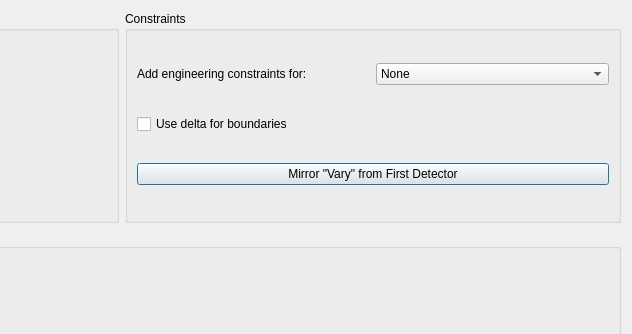
Qt form hexrdgui/resources/ui/calibration_dialog.ui (HEXRD/hexrdgui) before a commit; both pictures show x 388 to 1020 and y 0 to 334 of the 1020 by 940 pixel window.
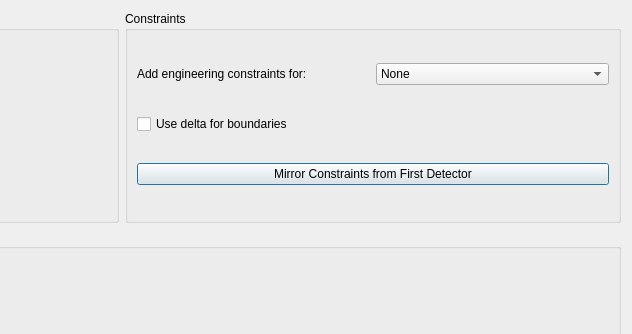
The same form after that commit. Icons and pictures are not drawn. Custom widgets are drawn as their Qt base class.

Commit message:
Mirror delta parameters from first detector
In addition to mirroring the "Vary" checkboxes, the button to mirror
constraint settings from the first detector within the calibration dialog
now also mirrors delta parameters if the user is using delta
boundaries.

Patch:
```diff
--- a/hexrdgui/resources/ui/calibration_dialog.ui
+++ b/hexrdgui/resources/ui/calibration_dialog.ui
@@ -60,7 +60,7 @@
          <string>&lt;html&gt;&lt;head/&gt;&lt;body&gt;&lt;p&gt;If clicked, the &amp;quot;Vary&amp;quot; statuses of the first detector's tilt/translation parameters will be copied to all other detectors' tilt/translation parameters.&lt;/p&gt;&lt;p&gt;This is helpful if you have many detectors and want to modify all of their &amp;quot;Vary&amp;quot; settings in a similar way.&lt;/p&gt;&lt;/body&gt;&lt;/html&gt;</string>
         </property>
         <property name="text">
-         <string>Mirror &quot;Vary&quot; from First Detector</string>
+         <string>Mirror Constraints from First Detector</string>
         </property>
        </widget>
       </item>
```
Left out of the diff: 6 changed lines with no effect on the pictures. The commit also changes 1 other file.
